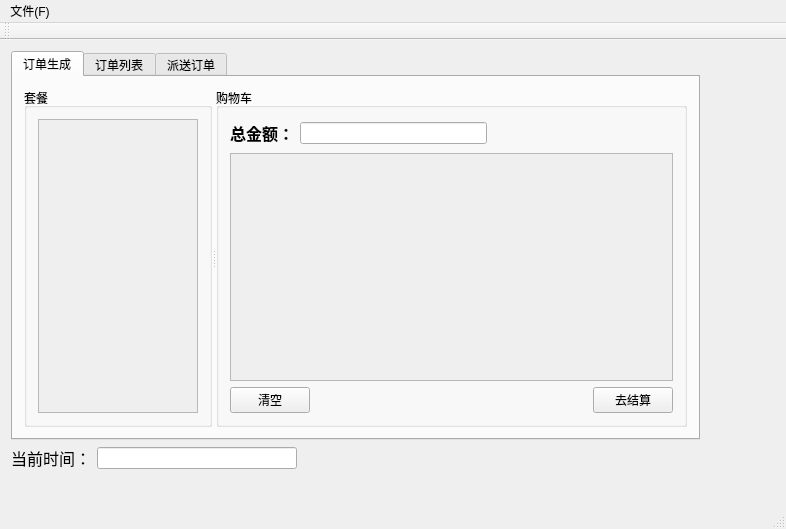
Before: the Qt Designer form Takeaway Delivery System/src/MainWindow.ui in HiZQP/Takeaway-Delivery-System, drawn with Qt 5.
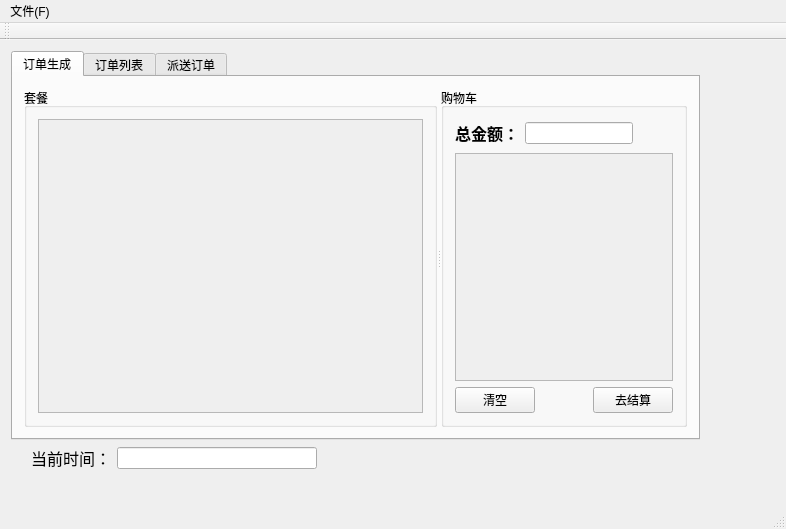
After: the same form once the commit is applied. The open tabs and pages were chosen to show the change.

```diff
--- a/Takeaway Delivery System/src/MainWindow.ui
+++ b/Takeaway Delivery System/src/MainWindow.ui
@@ -40,6 +40,12 @@
             <enum>Qt::Orientation::Horizontal</enum>
            </property>
            <widget class="QGroupBox" name="groupBox">
+            <property name="sizePolicy">
+             <sizepolicy hsizetype="Preferred" vsizetype="Preferred">
+              <horstretch>10</horstretch>
+              <verstretch>0</verstretch>
+             </sizepolicy>
+            </property>
             <property name="title">
              <string>套餐</string>
             </property>
@@ -54,7 +60,7 @@
                  <rect>
                   <x>0</x>
                   <y>0</y>
-                  <width>160</width>
+                  <width>405</width>
                   <height>312</height>
                  </rect>
                 </property>
@@ -114,7 +120,7 @@
                    <rect>
                     <x>0</x>
                     <y>0</y>
-                    <width>469</width>
+                    <width>224</width>
                     <height>242</height>
                    </rect>
                   </property>
@@ -292,6 +298,22 @@
      </item>
      <item>
       <layout class="QHBoxLayout" name="horizontalLayout_9">
+       <item>
+        <spacer name="horizontalSpacer_6">
+         <property name="orientation">
+          <enum>Qt::Orientation::Horizontal</enum>
+         </property>
+         <property name="sizeType">
+          <enum>QSizePolicy::Policy::Maximum</enum>
+         </property>
+         <property name="sizeHint" stdset="0">
+          <size>
+           <width>20</width>
+           <height>20</height>
+          </size>
+         </property>
+        </spacer>
+       </item>
        <item>
         <widget class="QLabel" name="label">
          <property name="text">
```
Left out of the diff: 4 changed lines with no effect on the pictures.
